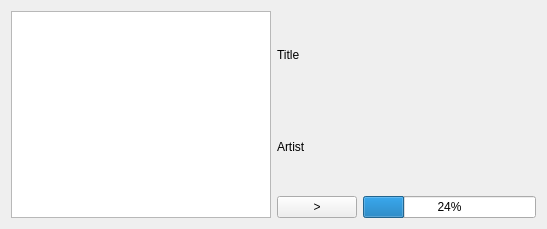
The window that customlistwidgetitemview.ui (andrei-andrianov/vkdesktopmusicplayer) describes before a commit, drawn with Qt 5.
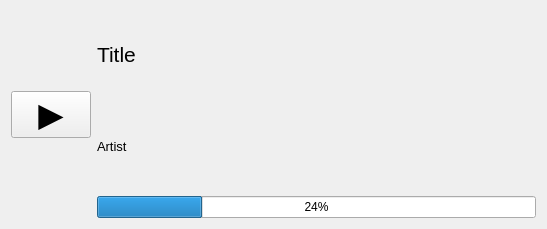
The same window after the commit.

```diff
--- a/customlistwidgetitemview.ui
+++ b/customlistwidgetitemview.ui
@@ -15,7 +15,19 @@
   </property>
   <layout class="QHBoxLayout" name="horizontalLayout_2">
    <item>
-    <widget class="QGraphicsView" name="coverView"/>
+    <widget class="QPushButton" name="playButton">
+     <property name="font">
+      <font>
+       <pointsize>25</pointsize>
+       <weight>75</weight>
+       <bold>true</bold>
+       <stylestrategy>PreferDefault</stylestrategy>
+      </font>
+     </property>
+     <property name="text">
+      <string>▶</string>
+     </property>
+    </widget>
    </item>
    <item>
     <layout class="QVBoxLayout" name="verticalLayout_2">
@@ -23,6 +35,11 @@
       <layout class="QVBoxLayout" name="verticalLayout">
        <item>
         <widget class="QLabel" name="titleLabel">
+         <property name="font">
+          <font>
+           <pointsize>16</pointsize>
+          </font>
+         </property>
          <property name="text">
           <string>Title</string>
          </property>
@@ -30,6 +47,11 @@
        </item>
        <item>
         <widget class="QLabel" name="artistLabel">
+         <property name="font">
+          <font>
+           <pointsize>10</pointsize>
+          </font>
+         </property>
          <property name="text">
           <string>&lt;html&gt;&lt;head/&gt;&lt;body&gt;&lt;p&gt;Artist&lt;/p&gt;&lt;/body&gt;&lt;/html&gt;</string>
          </property>
@@ -39,13 +61,6 @@
      </item>
      <item>
       <layout class="QHBoxLayout" name="horizontalLayout">
-       <item>
-        <widget class="QPushButton" name="playButton">
-         <property name="text">
-          <string>&gt;</string>
-         </property>
-        </widget>
-       </item>
        <item>
         <widget class="QProgressBar" name="durationBar">
          <property name="value">
```
Left out of the diff: 3 changed lines with no effect on the pictures.
